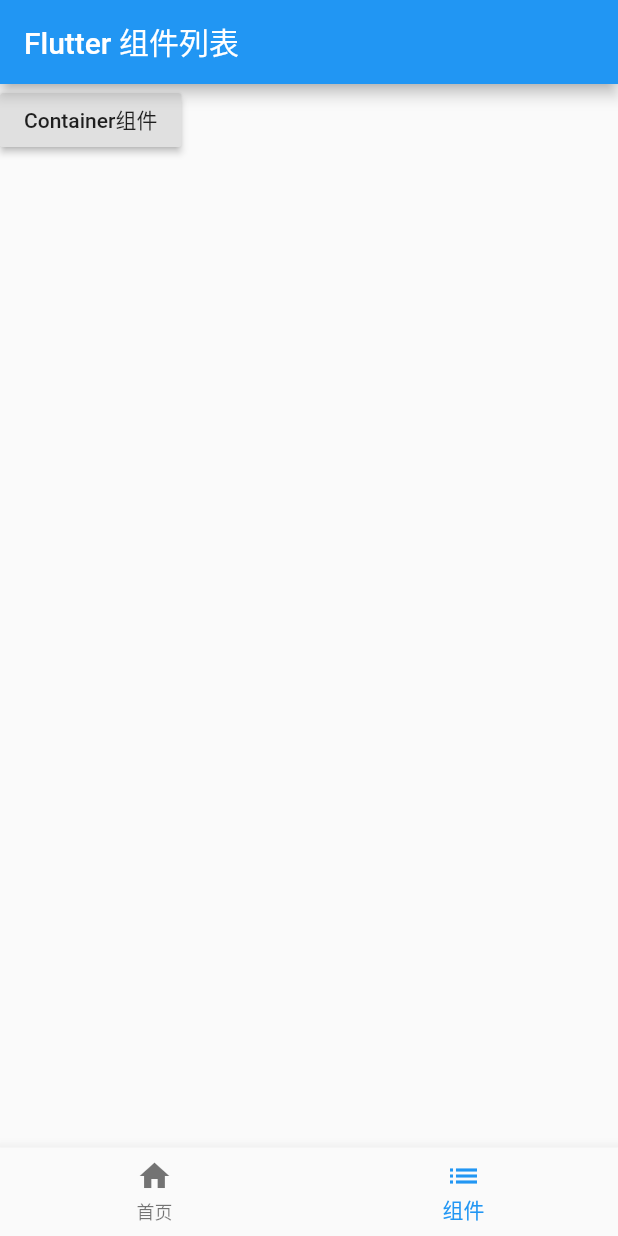
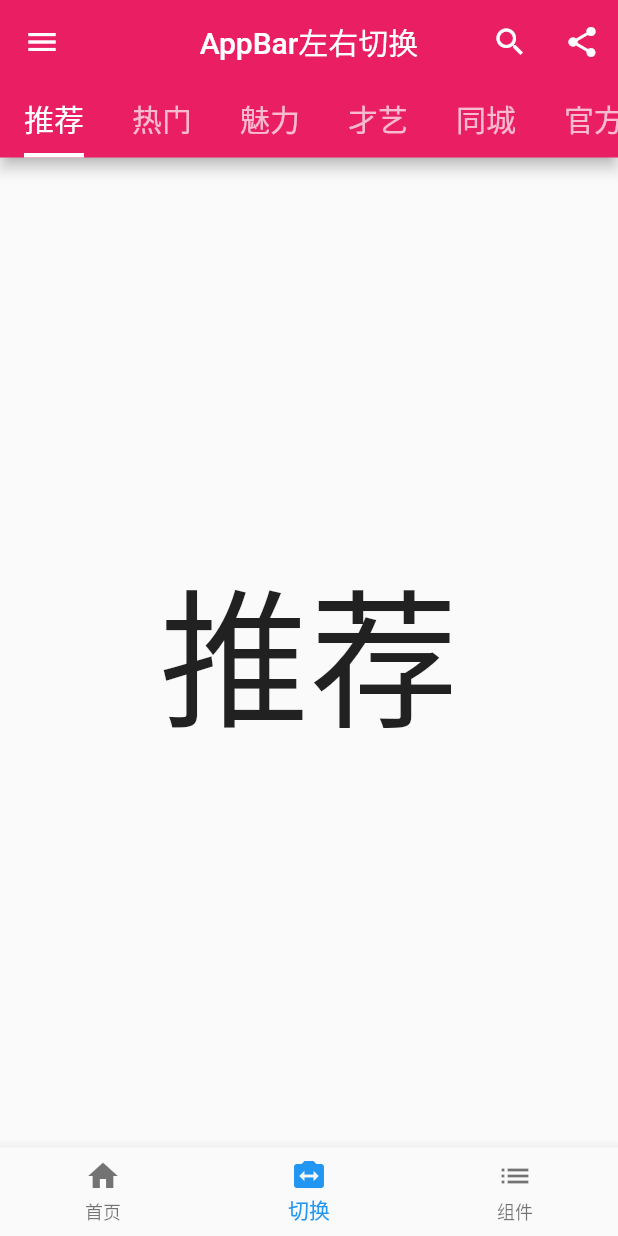
Before and after one commit to yinchengnuo/learnFlutter, a Flutter app: the HomePage screen opened directly, item 2 of the bottom bar chosen, on a phone screen of 412 x 824 dp. Run offline on Flutter 3.47's test engine with Material 2 defaults, Android fonts, the phone set to English and light mode, and no system bars.

Commit message:
tabbar-tabbarController

```diff
--- a/lib/main.dart
+++ b/lib/main.dart
@@ -17,7 +17,9 @@ class App extends StatelessWidget {
       // home: HomePage(), // 应用默认所显示的界面 <Widget>
       home: HomePage(), // 应用默认所显示的界面 <Widget>
       routes: routes, // 路由表
-      onGenerateRoute: onGenerateRoute, // 全局路由守卫i，用于使用命名路由时传参
+      initialRoute: '/tabcontroller', // 首页路由
+      onGenerateRoute: onGenerateRoute, // 全局路由守卫，用于使用命名路由时传参
+      debugShowCheckedModeBanner: false, // 不显示 debug 图标
     );
   }
 }
--- a/lib/pages/HomePage/HomePage.dart
+++ b/lib/pages/HomePage/HomePage.dart
@@ -1,6 +1,7 @@
 import 'package:flutter/material.dart';
 import 'TabHome.dart';
 import 'TabList.dart';
+import 'TabTabbar.dart';
 
 class HomePage extends StatefulWidget { // 有状态组件本体
   HomePage({Key key}) : super(key: key);
@@ -10,7 +11,7 @@ class HomePage extends StatefulWidget { // 有状态组件本体
 
 class _HomePageState extends State<HomePage> { // 有状态组件的状态部分
   int _bottomNavigationBarCurrentIndex = 0;
-  List _bottomNavigationBarCurrentItemsList = <Widget>[TabHome(), TabList()];
+  List _bottomNavigationBarCurrentItemsList = <Widget>[TabHome(), TabTabbar(), TabList()];
   @override
   Widget build(BuildContext context) { // 有状态组件的 UI 构建是在有状态组件的状态部分构建的
     return Scaffold( // Scaffold 是 Material 库中提供的页面脚手架，它提供了默认的导航栏、标题和包含主屏幕widget树的body属性等
@@ -28,6 +29,10 @@ class _HomePageState extends State<HomePage> { // 有状态组件的状态部分
             title: Text('首页')
           ),
           BottomNavigationBarItem(
+            icon: Icon(Icons.switch_camera),
+            title: Text('切换')
+          ),
+          BottomNavigationBarItem(
             icon: Icon(Icons.list),
             title: Text('组件')
           ),
--- /dev/null
+++ b/lib/pages/HomePage/TabTabbar.dart
@@ -0,0 +1,73 @@
+import 'package:flutter/material.dart';
+
+class TabTabbar extends StatefulWidget {
+  TabTabbar({Key key}) : super(key: key);
+
+  @override
+  _TabTabbarState createState() => _TabTabbarState();
+}
+
+class _TabTabbarState extends State<TabTabbar> {
+
+  List tabList = <String> ['推荐', '热门', '魅力', '才艺', '同城', '官方', '游戏', '交友'];
+
+  @override
+  Widget build(BuildContext context) {
+    return DefaultTabController(
+      length: this.tabList.length,
+      child: Scaffold(
+        appBar: AppBar(
+          title: Text('AppBar左右切换'),
+          centerTitle: true,
+          backgroundColor: Colors.pink,
+          leading: IconButton(
+            icon: Icon(Icons.menu),
+            onPressed: () {
+              print(123);
+            },
+          ),
+          actions: <Widget>[
+            IconButton(
+              icon: Icon(Icons.search),
+              onPressed: () {
+                print('search');
+              },
+            ),
+            IconButton(
+              icon: Icon(Icons.share),
+              onPressed: () {
+                print('share');
+              },
+            ),
+          ],
+          bottom: TabBar(
+            isScrollable: true,
+            indicatorColor: Colors.white,
+            indicatorWeight: 3,
+            indicatorSize: TabBarIndicatorSize.label,
+            tabs: this.tabList.map((title) {
+              return Tab(
+                child: Text(
+                  title,
+                  style: TextStyle(fontSize: 20),
+                ),
+              );
+            }).toList(),
+          ),
+        ),
+        body: TabBarView(
+          children: this.tabList.map((title) {
+            return Center(
+              child: Text(
+                title,
+                style: TextStyle(
+                  fontSize: 100
+                )
+              ),
+            );
+          }).toList(),
+        ),
+      ),
+    );
+  }
+}
--- a/lib/router/routes.dart
+++ b/lib/router/routes.dart
@@ -1,8 +1,10 @@
 import '../pages/404/404.dart';
 import 'package:flutter/material.dart';
 import '../pages/ContainerPage/ContainerPage.dart';
+import '../pages/TabControllerPage/TabControllerPage.dart';
 
 Map routes = <String, WidgetBuilder> { // 路由表
   '/404': (ctx) => UndefinedRoutePage(), // 404 路由未定义页面
   '/container': (ctx) => ContainerPage(), // container 组件页面
+  '/tabcontroller': (ctx) => TabControllerPage(), // tabcontroller 组件页面
 };
```
Also changed, not shown: lib/pages/HomePage/TabList.dart (+8 -2 lines), lib/pages/TabControllerPage/TabControllerPage.dart (added, +57 -0 lines).
